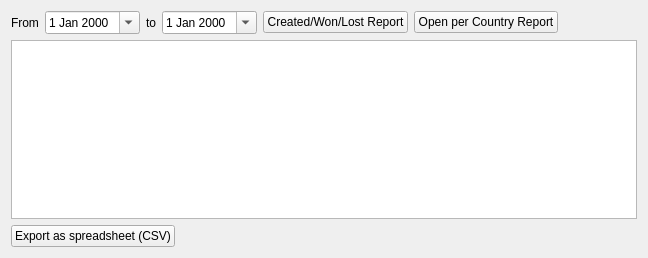
First picture: the form in client/src/pages/reportpage.ui, repository KDAB/FatCRM, before the edit.
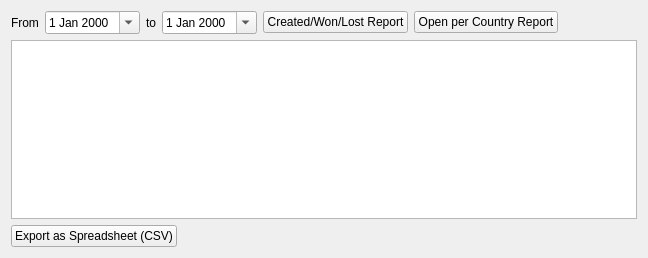
Second picture: the form after the edit.

Diff of the .ui file:
```diff
--- a/client/src/pages/reportpage.ui
+++ b/client/src/pages/reportpage.ui
@@ -81,7 +81,7 @@
      <item>
       <widget class="QPushButton" name="pbMonthlySpreadsheet">
        <property name="text">
-        <string>Export as spreadsheet (CSV)</string>
+        <string>Export as Spreadsheet (CSV)</string>
        </property>
       </widget>
      </item>
```
